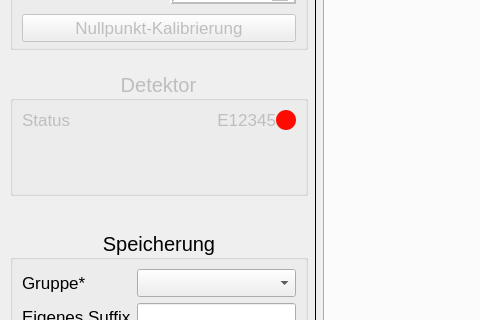
Before: the Qt Designer form polarisation_ui/pyqt/mainwindow.ui in cckssr/polarisation-ui, drawn with Qt 5; both pictures show x 0 to 480 and y 447 to 767 of the 1098 by 901 pixel window.
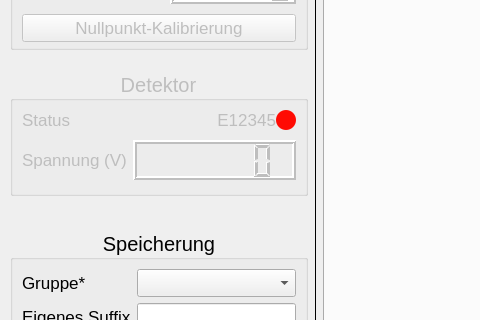
After: the same form once the commit is applied. Icons and pictures are not drawn.

Diff of the .ui file:
```diff
--- a/polarisation_ui/pyqt/mainwindow.ui
+++ b/polarisation_ui/pyqt/mainwindow.ui
@@ -836,6 +836,57 @@
            </item>
           </layout>
          </item>
+         <item row="1" column="0">
+          <widget class="QLabel" name="lblDetectorVoltage">
+           <property name="sizePolicy">
+            <sizepolicy hsizetype="Preferred" vsizetype="Minimum">
+             <horstretch>0</horstretch>
+             <verstretch>0</verstretch>
+            </sizepolicy>
+           </property>
+           <property name="minimumSize">
+            <size>
+             <width>0</width>
+             <height>40</height>
+            </size>
+           </property>
+           <property name="font">
+            <font>
+             <pointsize>13</pointsize>
+            </font>
+           </property>
+           <property name="text">
+            <string>Spannung (V)</string>
+           </property>
+          </widget>
+         </item>
+         <item row="1" column="1">
+          <widget class="QLCDNumber" name="lcdDetectorVoltage">
+           <property name="sizePolicy">
+            <sizepolicy hsizetype="MinimumExpanding" vsizetype="Minimum">
+             <horstretch>0</horstretch>
+             <verstretch>0</verstretch>
+            </sizepolicy>
+           </property>
+           <property name="minimumSize">
+            <size>
+             <width>0</width>
+             <height>40</height>
+            </size>
+           </property>
+           <property name="font">
+            <font>
+             <pointsize>13</pointsize>
+            </font>
+           </property>
+           <property name="lineWidth">
+            <number>2</number>
+           </property>
+           <property name="digitCount">
+            <number>6</number>
+           </property>
+          </widget>
+         </item>
         </layout>
        </widget>
       </item>
```
Left out of the diff: 3 changed lines with no effect on the pictures.
